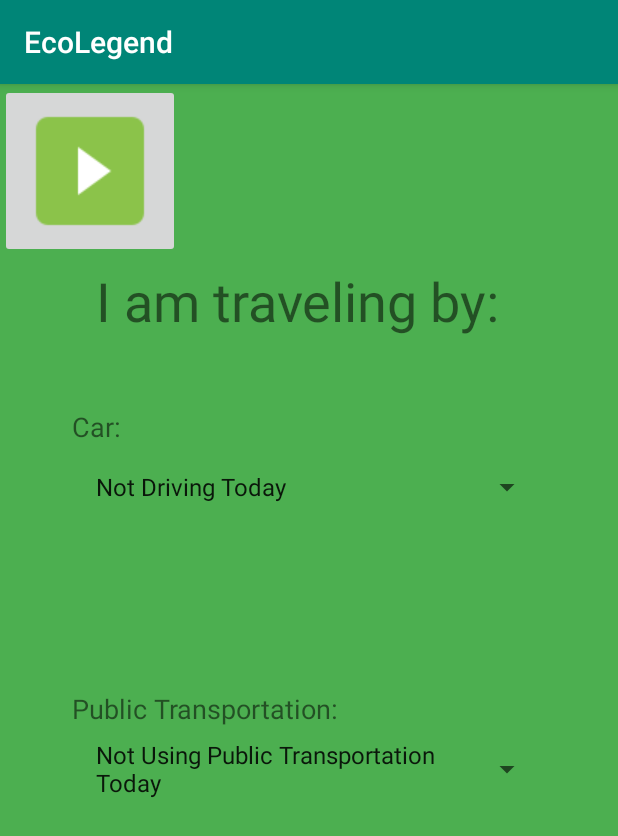
After one commit to luizaawwolf/greenlegend, an Android app: the TravelingInfo screen opened directly, with no data from a screen before it, on a phone screen of 412 x 824 dp. The commit adds this screen. Shown: the top 836 px of the screen. Run offline under Robolectric (Android 15) with nearby library versions, the phone set to English and light mode, and no system bars; Roboto replaces fonts that are not available here.

Commit message:
transportation updates

```diff
--- a/EcoLegend/app/src/main/AndroidManifest.xml
+++ b/EcoLegend/app/src/main/AndroidManifest.xml
@@ -9,7 +9,10 @@
         android:roundIcon="@mipmap/ic_launcher_round"
         android:supportsRtl="true"
         android:theme="@style/AppTheme">
-        <activity android:name=".IntroInfo"></activity>
+        <activity android:name=".TravelingInfo"></activity>
+        <activity android:name=".CarTimer" />
+        <activity android:name=".CarbonProduced" />
+        <activity android:name=".IntroInfo" />
         <activity android:name=".IntroScreen" />
         <activity android:name=".MainActivity" />
         <activity
--- /dev/null
+++ b/EcoLegend/app/src/main/java/com/example/ecolegend/TravelingInfo.java
@@ -0,0 +1,40 @@
+package com.example.ecolegend;
+
+import androidx.appcompat.app.AppCompatActivity;
+
+import android.content.SharedPreferences;
+
+import android.view.View;
+import android.os.Bundle;
+import android.widget.ArrayAdapter;
+import android.widget.Spinner;
+import android.widget.ImageButton;
+
+public class TravelingInfo extends AppCompatActivity {
+
+    @Override
+    protected void onCreate(Bundle savedInstanceState) {
+        super.onCreate(savedInstanceState);
+        setContentView(R.layout.activity_traveling_info);
+
+        Spinner carType = (Spinner) findViewById(R.id.carList);
+        ArrayAdapter<String> car = new ArrayAdapter<String>(this, android.R.layout.simple_list_item_1, getResources().getStringArray(R.array.carType));
+        car.setDropDownViewResource(android.R.layout.simple_spinner_dropdown_item);
+        carType.setAdapter(car);
+
+        final Spinner publicTransport = (Spinner) findViewById(R.id.publicTrans);
+        ArrayAdapter<String> publicTransportation = new ArrayAdapter<String>(this,android.R.layout.simple_list_item_1, getResources().getStringArray(R.array.publicType));
+        publicTransportation.setDropDownViewResource(android.R.layout.simple_spinner_dropdown_item);
+        publicTransport.setAdapter(publicTransportation);
+
+        final ImageButton travel = (ImageButton) findViewById(R.id.imageButton2);
+        travel.setOnClickListener(new View.OnClickListener() {
+            @Override
+            public void onClick(View v) {
+                SharedPreferences sharedPreferences = getSharedPreferences("sharedPrefs", MODE_PRIVATE);
+                SharedPreferences.Editor editor = sharedPreferences.edit();
+                //editor.putString("transportion",publicTransport)
+           }
+       });
+    }
+}
--- a/EcoLegend/app/src/main/java/com/example/ecolegend/WelcomeScreen.java
+++ b/EcoLegend/app/src/main/java/com/example/ecolegend/WelcomeScreen.java
@@ -21,6 +21,7 @@ public class WelcomeScreen extends AppCompatActivity {
         final Button button = findViewById(R.id.beginbutton);
         button.setOnClickListener(new View.OnClickListener() {
             public void onClick(View v) {
+                //startActivity(new Intent(WelcomeScreen.this, TravelingInfo.class));
                 if( userExists ){
                     startActivity(new Intent(WelcomeScreen.this, MainActivity.class));
                 }
--- /dev/null
+++ b/EcoLegend/app/src/main/res/layout/activity_traveling_info.xml
@@ -0,0 +1,76 @@
+<?xml version="1.0" encoding="utf-8"?>
+<androidx.constraintlayout.widget.ConstraintLayout xmlns:android="http://schemas.android.com/apk/res/android"
+    xmlns:app="http://schemas.android.com/apk/res-auto"
+    xmlns:tools="http://schemas.android.com/tools"
+    android:layout_width="match_parent"
+    android:layout_height="match_parent"
+    android:background="#4CAF50"
+    tools:context=".TravelingCalculation">
+
+    <Spinner
+        android:id="@+id/publicTrans"
+        android:layout_width="314dp"
+        android:layout_height="58dp"
+        android:layout_marginStart="48dp"
+        android:layout_marginLeft="48dp"
+        android:layout_marginTop="428dp"
+        android:dropDownWidth="match_parent"
+        app:layout_constraintStart_toStartOf="parent"
+        app:layout_constraintTop_toTopOf="parent" />
+
+    <Spinner
+        android:id="@+id/carList"
+        android:layout_width="314dp"
+        android:layout_height="58dp"
+        android:layout_marginStart="48dp"
+        android:layout_marginLeft="48dp"
+        android:layout_marginTop="240dp"
+        android:dropDownWidth="match_parent"
+        app:layout_constraintStart_toStartOf="parent"
+        app:layout_constraintTop_toTopOf="parent" />
+
+    <TextView
+        android:id="@+id/textView6"
+        android:layout_width="279dp"
+        android:layout_height="47dp"
+        android:layout_marginStart="64dp"
+        android:layout_marginLeft="64dp"
+        android:layout_marginTop="120dp"
+        android:text="I am traveling by: "
+        android:textSize="36sp"
+        app:layout_constraintStart_toStartOf="parent"
+        app:layout_constraintTop_toTopOf="parent" />
+
+    <TextView
+        android:id="@+id/textView7"
+        android:layout_width="wrap_content"
+        android:layout_height="wrap_content"
+        android:layout_marginStart="48dp"
+        android:layout_marginLeft="48dp"
+        android:layout_marginTop="216dp"
+        android:text="Car:"
+        android:textSize="18sp"
+        app:layout_constraintStart_toStartOf="parent"
+        app:layout_constraintTop_toTopOf="parent" />
+
+    <TextView
+        android:id="@+id/textView8"
+        android:layout_width="wrap_content"
+        android:layout_height="wrap_content"
+        android:layout_marginStart="48dp"
+        android:layout_marginLeft="48dp"
+        android:layout_marginTop="404dp"
+        android:text="Public Transportation:"
+        android:textSize="18sp"
+        app:layout_constraintStart_toStartOf="parent"
+        app:layout_constraintTop_toTopOf="parent" />
+
+    <ImageButton
+        android:id="@+id/imageButton2"
+        android:layout_width="wrap_content"
+        android:layout_height="wrap_content"
+        app:srcCompat="@drawable/next2"
+        tools:layout_editor_absoluteX="264dp"
+        tools:layout_editor_absoluteY="585dp" />
+
+</androidx.constraintlayout.widget.ConstraintLayout>
--- a/EcoLegend/app/src/main/res/values/strings.xml
+++ b/EcoLegend/app/src/main/res/values/strings.xml
@@ -12,4 +12,17 @@
     <string name="info5">300,000 smartphone ch.?</string>
     <string name="info6">Welcome, EcoApprentice</string>
     <string name="info7">You are on the first step to becoming an EcoLegend changing that number</string>
+    <string-array name="carType">
+        <item>Not Driving Today</item>
+        <item>Normal Car</item>
+        <item>Hybrid Car</item>
+        <item>Electric Car</item>
+    </string-array>
+
+    <string-array name="publicType">
+        <item>Not Using Public Transportation Today</item>
+        <item>Train</item>
+        <item>Bus</item>
+        <item>Plane</item>
+    </string-array>
 </resources>
```
Also changed, not shown: EcoLegend/app/src/main/java/com/example/ecolegend/CarTimer.java (added, +59 -0 lines), EcoLegend/app/src/main/java/com/example/ecolegend/CarbonProduced.java (added, +19 -0 lines), EcoLegend/app/src/main/res/layout/activity_car_timer2.xml (added, +107 -0 lines), EcoLegend/app/src/main/res/layout/activity_carbon_produced.xml (added, +45 -0 lines), EcoLegend/app/src/main/res/drawable/car.png (added), 6 other files.
